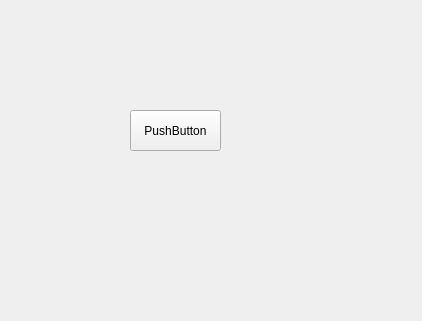
Old version of the form src/AdbClient/StageTest.ui in the repository roger0816/Adb.
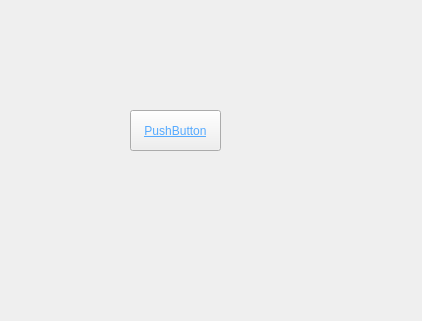
New version of the form.

What changed in the file:
```diff
--- a/src/AdbClient/StageTest.ui
+++ b/src/AdbClient/StageTest.ui
@@ -22,6 +22,11 @@
      <height>41</height>
     </rect>
    </property>
+   <property name="styleSheet">
+    <string notr="true">font: 7pt &quot;Microsoft JhengHei UI&quot;;
+text-decoration: underline;
+color: rgb(85, 170, 255);</string>
+   </property>
    <property name="text">
     <string>PushButton</string>
    </property>
```
